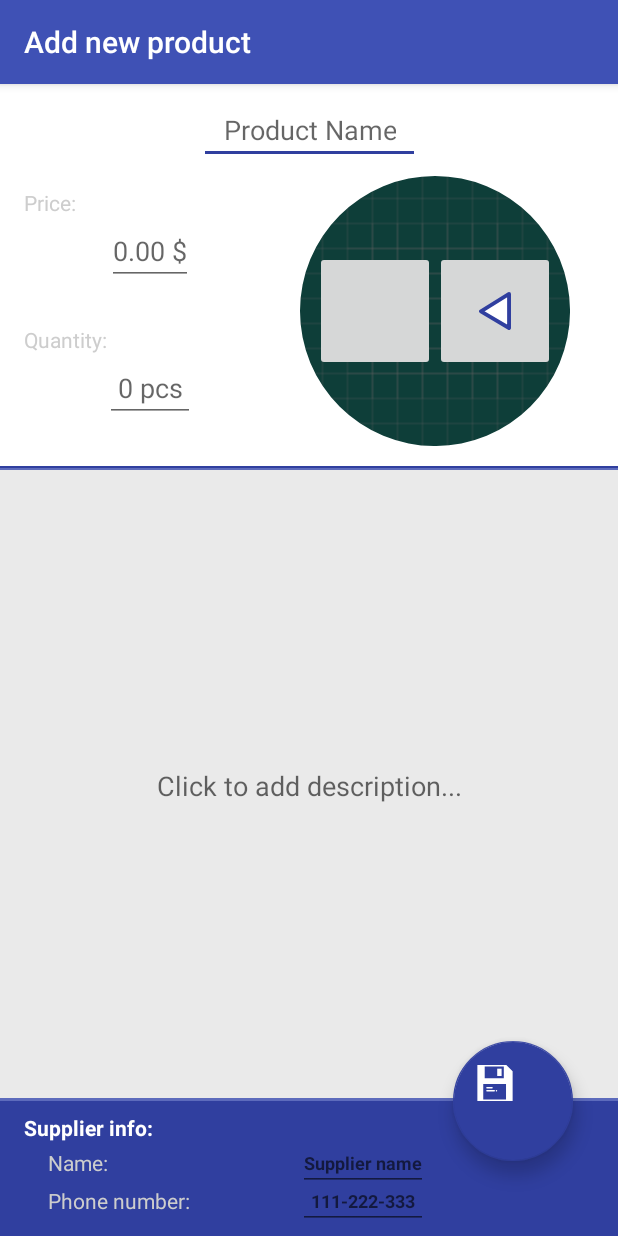
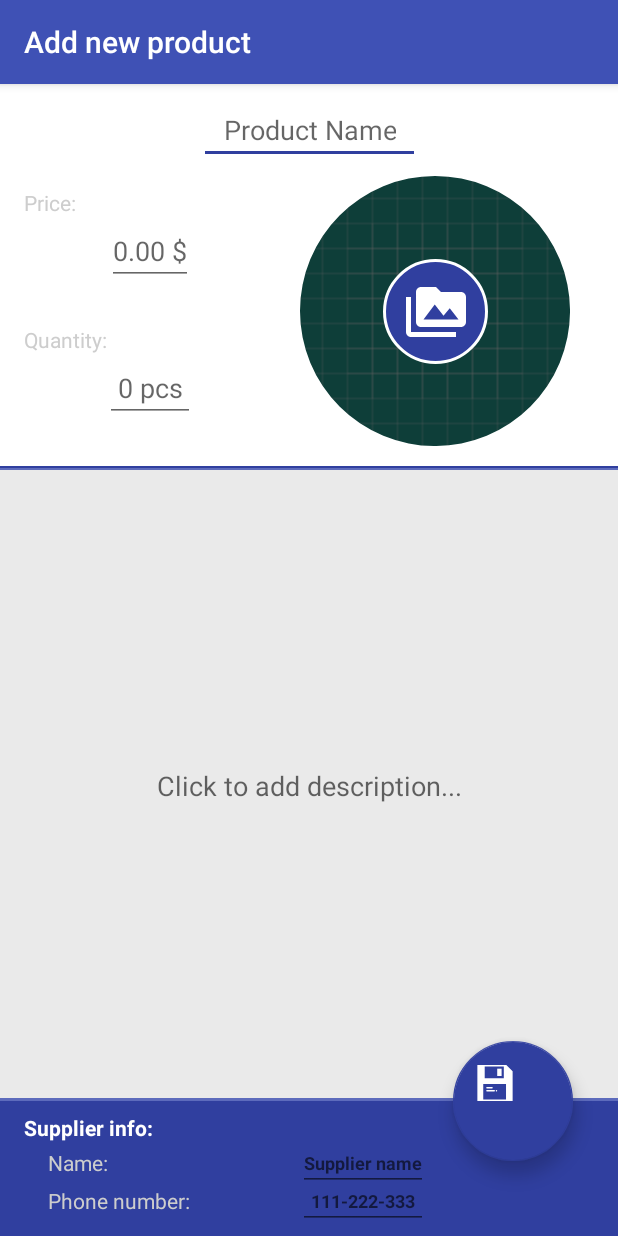
Before and after one commit to orpuwupetup/InventoryApp, an Android app: the AddProduct screen opened directly, with no data from a screen before it, on a phone screen of 412 x 824 dp. Run offline under Robolectric (Android 15) with nearby library versions, the phone set to English and light mode, and no system bars.

Commit message:
Improved Add and Edit product Activities (better GUI for choosing product image source, with added animations for better user experience)

```diff
--- a/app/src/main/AndroidManifest.xml
+++ b/app/src/main/AndroidManifest.xml
@@ -42,7 +42,7 @@
             android:grantUriPermissions="true">
             <meta-data
                 android:name="android.support.FILE_PROVIDER_PATHS"
-                android:resource="@xml/file_paths"></meta-data>
+                android:resource="@xml/file_paths"/>
         </provider>
 
     </application>
--- a/app/src/main/java/com/example/orpuwupetup/inventoryapp/AddProduct.java
+++ b/app/src/main/java/com/example/orpuwupetup/inventoryapp/AddProduct.java
@@ -23,6 +23,8 @@ import android.util.Log;
 import android.view.MenuItem;
 import android.view.MotionEvent;
 import android.view.View;
+import android.view.animation.Animation;
+import android.view.animation.AnimationUtils;
 import android.widget.EditText;
 import android.widget.ImageButton;
 import android.widget.ImageView;
@@ -35,25 +37,25 @@ import java.io.IOException;
 import java.text.SimpleDateFormat;
 import java.util.Date;
 import java.util.List;
+import java.util.Locale;
 
 public class AddProduct extends AppCompatActivity {
 
-    /** Global variables and constants */
-    EditText productName, price, quantity, suplierPhoneNumber, suplierName, description;
-    Uri productUri;
-    ImageButton chooseImageFromGallery, chooseImageFromCamera;
-    String imageUriString;
-    ImageView productImage;
     final private static int PICK_IMAGE = 0;
     final static private int ADD_PRODUCT_ACTIVITY = 3;
     final static private int EDIT_PRODUCT_ACTIVITY = 5;
-    private boolean pictureWasPicked, productWasChanged;
+    private final static int TAKE_PICTURE = 1;
+    /**
+     * Global variables and constants
+     */
+    EditText productName, price, quantity, suplierPhoneNumber, suplierName, description;
+    Uri productUri;
+    ImageButton chooseImageFromGallery, chooseImageFromCamera, chooseImageSrc, closeImageOptions;
+    String imageUriString;
+    ImageView productImage;
+    Uri photoPath;
+    private boolean pictureWasPicked, productWasChanged, imageSrcOptionsOpen;
     private int currentActivity;
-
-
-    private final static int TAKE_PICTURE = 1;
-    Uri photoPath;
-
 
     @Override
     protected void onCreate(Bundle savedInstanceState) {
@@ -70,6 +72,8 @@ public class AddProduct extends AppCompatActivity {
         chooseImageFromGallery = findViewById(R.id.choose_image_from_gallery);
         chooseImageFromCamera = findViewById(R.id.choose_image_from_camera);
         productImage = findViewById(R.id.product_image);
+        chooseImageSrc = findViewById(R.id.choose_image_source);
+        closeImageOptions = findViewById(R.id.close_image_options);
 
         /*
         find floating button and set onClickListener on it to save product to the list (or update
@@ -134,13 +138,66 @@ public class AddProduct extends AppCompatActivity {
             }
         }
 
+        imageSrcOptionsOpen = false;
+        final Animation cameraButtonOpen = AnimationUtils.loadAnimation(this, R.anim.image_from_camera_open);
+        final Animation galleryButtonOpen = AnimationUtils.loadAnimation(this, R.anim.image_from_gallery_open);
+        final Animation cameraButtonClose = AnimationUtils.loadAnimation(this, R.anim.image_from_camera_close);
+        final Animation galleryButtonClose = AnimationUtils.loadAnimation(this, R.anim.image_from_gallery_close);
+        final Animation chooseImageSrcOpen = AnimationUtils.loadAnimation(this, R.anim.choose_image_src_button_open);
+        final Animation chooseImageSrcClose = AnimationUtils.loadAnimation(this, R.anim.choose_image_src_button_close);
+
+        /*
+        set on click listener on chooseImageSrc button to show options for sources from which we
+        can choose
+        */
+        chooseImageSrc.setOnClickListener(new View.OnClickListener() {
+            @Override
+            public void onClick(View v) {
+                if(!imageSrcOptionsOpen){
+
+                    chooseImageSrc.startAnimation(chooseImageSrcClose);
+                    chooseImageFromCamera.startAnimation(cameraButtonOpen);
+                    chooseImageFromGallery.startAnimation(galleryButtonOpen);
+                    closeImageOptions.startAnimation(chooseImageSrcOpen);
+
+                    chooseImageFromGallery.setVisibility(View.VISIBLE);
+                    chooseImageFromCamera.setVisibility(View.VISIBLE);
+                    closeImageOptions.setVisibility(View.VISIBLE);
+                    chooseImageSrc.setVisibility(View.GONE);
+
+                    imageSrcOptionsOpen = true;
+                }
+            }
+        });
+
+        // onClickListener for closing options for choosing image src
+        closeImageOptions.setOnClickListener(new View.OnClickListener() {
+            @Override
+            public void onClick(View v) {
+                if(imageSrcOptionsOpen){
+                    chooseImageFromGallery.startAnimation(galleryButtonClose);
+                    chooseImageFromCamera.startAnimation(cameraButtonClose);
+                    chooseImageSrc.startAnimation(chooseImageSrcOpen);
+                    closeImageOptions.startAnimation(chooseImageSrcClose);
+
+                    chooseImageFromCamera.setVisibility(View.GONE);
+                    chooseImageFromGallery.setVisibility(View.GONE);
+                    chooseImageSrc.setVisibility(View.VISIBLE);
+                    closeImageOptions.setVisibility(View.GONE);
+                    imageSrcOptionsOpen = false;
+                }
+            }
+        });
+
         // set on click listener to choose image for the product from camera
         chooseImageFromCamera.setOnClickListener(new View.OnClickListener() {
             @Override
             public void onClick(View v) {
 
+                // check if camera and/or any camera app is available
                 if (hasCamera() && hasDefualtCameraApp(MediaStore.ACTION_IMAGE_CAPTURE)) {
 
+                    // make intent for taking, and saving photo
                     Intent takePictureIntent = new Intent(MediaStore.ACTION_IMAGE_CAPTURE);
                     // Ensure that there's a camera activity to handle the intent
                     if (takePictureIntent.resolveActivity(getPackageManager()) != null) {
@@ -160,6 +217,9 @@ public class AddProduct extends AppCompatActivity {
                             startActivityForResult(takePictureIntent, TAKE_PICTURE);
                         }
                     }
+                } else {
+                    Toast.makeText(AddProduct.this, getResources().getString(R.string.toast_message_no_camera_hardware_or_software)
+                            , Toast.LENGTH_SHORT).show();
                 }
             }
         });
@@ -219,6 +279,7 @@ public class AddProduct extends AppCompatActivity {
         suplierName.setOnTouchListener(mTouchListener);
     }
 
+    // method for adding taken photo to the gallery to make it available for the other apps
     private void galleryAddPic() {
         Intent mediaScanIntent = new Intent(Intent.ACTION_MEDIA_SCANNER_SCAN_FILE);
         File f = new File(photoPath.toString());
@@ -227,9 +288,10 @@ public class AddProduct extends AppCompatActivity {
         this.sendBroadcast(mediaScanIntent);
     }
 
+    // method for creating new Image file from photo taken by camera
     private File createImageFile() throws IOException {
         // Create an image file name
-        String timeStamp = new SimpleDateFormat("yyyyMMdd_HHmmss").format(new Date());
+        String timeStamp = new SimpleDateFormat("yyyyMMdd_HHmmss", Locale.getDefault()).format(new Date());
         String imageFileName = "JPEG_" + timeStamp + "_";
         File storageDir = getExternalFilesDir(Environment.DIRECTORY_PICTURES);
         File image = File.createTempFile(
@@ -243,13 +305,13 @@ public class AddProduct extends AppCompatActivity {
         return image;
     }
 
-    // method to check if you have a Camera
-    private boolean hasCamera(){
+    // method to check if user have a Camera
+    private boolean hasCamera() {
         return getPackageManager().hasSystemFeature(PackageManager.FEATURE_CAMERA);
     }
 
-    // method to check you have Camera Apps
-    private boolean hasDefualtCameraApp(String action){
+    // method to check user have Camera Apps
+    private boolean hasDefualtCameraApp(String action) {
         final PackageManager packageManager = getPackageManager();
         final Intent intent = new Intent(action);
         List<ResolveInfo> list = packageManager.queryIntentActivities(intent, PackageManager.MATCH_DEFAULT_ONLY);
@@ -272,10 +334,10 @@ public class AddProduct extends AppCompatActivity {
                         get permission for displaying the image (after device was restarted, and we
                         want to display image from before the restart)
                         */
-                        if(Build.VERSION.SDK_INT >= Build.VERSION_CODES.KITKAT) {
+                        if (Build.VERSION.SDK_INT >= Build.VERSION_CODES.KITKAT) {
                             final int takeFlags = data.getFlags() & Intent.FLAG_GRANT_READ_URI_PERMISSION;
                             ContentResolver resolver = this.getContentResolver();
-                            if(data.getData() != null) {
+                            if (data.getData() != null) {
                                 resolver.takePersistableUriPermission(data.getData(), takeFlags);
                             }
                         }
@@ -296,21 +358,22 @@ public class AddProduct extends AppCompatActivity {
                     }
                 }
                 break;
+
+            /*
+            if we taken picture with device camera, show it in the ImageView, and set imageUriString
+            of the product
+            */
             case TAKE_PICTURE:
-                if (resultCode == RESULT_OK){
+                if (resultCode == RESULT_OK) {
 
-
-                    Log.e("URI", photoPath.toString());
                     galleryAddPic();
-
                     AsyncImageLoadingTask asyncLoadTask = new AsyncImageLoadingTask();
                     asyncLoadTask.execute(photoPath);
-
                     imageUriString = photoPath.toString();
                     galleryAddPic();
                     pictureWasPicked = true;
-        }
-
+                }
+                break;
         }
     }
 
@@ -350,7 +413,7 @@ public class AddProduct extends AppCompatActivity {
         values.put(InventoryEntry.COLUMN_PRODUCT_SUPPLIER_PHONE_NUMBER, suplierPhoneNumberString);
         values.put(InventoryEntry.COLUMN_PRODUCT_DESCRIPTION, descriptionString);
 
-        if(pictureWasPicked) {
+        if (pictureWasPicked) {
             values.put(InventoryEntry.COLUMN_PRODUCT_IMAGE_URI_STRING, imageUriString);
         }
 
@@ -371,23 +434,23 @@ public class AddProduct extends AppCompatActivity {
                 whatIsMissing = whatIsMissing + " " + getResources().getString(R.string.supplier_name_lower_case);
                 missingValues++;
             }
-            if (productNameString.equals("") || productNameString.isEmpty()){
-                if (!whatIsMissing.equals("")){
-                    whatIsMissing = whatIsMissing + " "+ getResources().getString(R.string.and_product_name);
+            if (productNameString.equals("") || productNameString.isEmpty()) {
+                if (!whatIsMissing.equals("")) {
+                    whatIsMissing = whatIsMissing + " " + getResources().getString(R.string.and_product_name);
                     missingValues++;
-                }else{
+                } else {
                     whatIsMissing = whatIsMissing + " " + getResources().getString(R.string.product_name_lower_case);
                 }
             }
-            if (productPriceInt == 0){
-                if (!whatIsMissing.equals("")){
+            if (productPriceInt == 0) {
+                if (!whatIsMissing.equals("")) {
                     whatIsMissing = whatIsMissing + " " + getResources().getString(R.string.and_product_price);
                     missingValues++;
-                }else{
+                } else {
                     whatIsMissing = whatIsMissing + " " + getResources().getString(R.string.product_price_lower_case);
                 }
             }
-            if(missingValues == 3){
+            if (missingValues == 3) {
                 whatIsMissing = whatIsMissing.replaceFirst(" " + getResources().getString(R.string.and), ",");
             }
 
@@ -401,7 +464,7 @@ public class AddProduct extends AppCompatActivity {
             if some information is missing, tell it to the user via Dialog, otherwise just insert
             product to the table
             */
-            if(!whatIsMissing.equals("")) {
+            if (!whatIsMissing.equals("")) {
 
 
                 AlertDialog.Builder builder = new AlertDialog.Builder(this);
@@ -430,7 +493,7 @@ public class AddProduct extends AppCompatActivity {
                 // Create and show the AlertDialog
                 AlertDialog alertDialog = builder.create();
                 alertDialog.show();
-            }else{
+            } else {
                 getContentResolver().insert(InventoryEntry.CONTENT_URI, values);
                 finish();
             }
@@ -441,10 +504,10 @@ public class AddProduct extends AppCompatActivity {
             */
         } else {
 
-            if(productWasChanged) {
+            if (productWasChanged) {
                 getContentResolver().update(productUri, values, null, null);
                 Toast.makeText(this, getResources().getString(R.string.toast_message_details_updated), Toast.LENGTH_SHORT).show();
-            }else{
+            } else {
                 Toast.makeText(this, getResources().getString(R.string.toast_message_no_info_updated), Toast.LENGTH_SHORT).show();
             }
             finish();
@@ -457,7 +520,7 @@ public class AddProduct extends AppCompatActivity {
     */
     @Override
     public void onBackPressed() {
-        if(!productWasChanged) {
+        if (!productWasChanged) {
             super.onBackPressed();
             return;
         }
@@ -474,15 +537,15 @@ public class AddProduct extends AppCompatActivity {
     @Override
     public boolean onOptionsItemSelected(MenuItem item) {
 
-        switch (item.getItemId()){
+        switch (item.getItemId()) {
             case android.R.id.home:
-                if(!productWasChanged) {
+                if (!productWasChanged) {
                     if (currentActivity == ADD_PRODUCT_ACTIVITY) {
                         NavUtils.navigateUpFromSameTask(AddProduct.this);
                     } else {
                         finish();
                     }
-                }else{
+                } else {
                     showDiscardChangesConfirmationDialog();
                 }
                 break;
@@ -491,7 +554,7 @@ public class AddProduct extends AppCompatActivity {
     }
 
     // display dialog to discard changes, or cancel discardment
-    private void showDiscardChangesConfirmationDialog(){
+    private void showDiscardChangesConfirmationDialog() {
         AlertDialog.Builder builder = new AlertDialog.Builder(this);
         builder.setMessage(getResources().getString(R.string.discard_confirmation_dialog_question));
         builder.setPositiveButton(getResources().getString(R.string.discard), new DialogInterface.OnClickListener() {
@@ -521,10 +584,10 @@ public class AddProduct extends AppCompatActivity {
     Inner class extending AsyncTask, used for loading image 'in the background' and display it
     after load is completed
     */
-    private class AsyncImageLoadingTask extends AsyncTask<Uri, Void, Bitmap>{
+    private class AsyncImageLoadingTask extends AsyncTask<Uri, Void, Bitmap> {
         @Override
         protected Bitmap doInBackground(Uri... uris) {
-            if(uris[0] == null || uris.length == 0){
+            if (uris[0] == null || uris.length == 0) {
                 return null;
             }
             return getBitmapFromUri(uris[0]);
@@ -562,7 +625,7 @@ public class AddProduct extends AppCompatActivity {
                 } else {
                     scaled = Bitmap.createScaledBitmap(imageBitmap, newWidthHeight, newWidthHeight, false);
                 }
-            }catch (IOException e){
+            } catch (IOException e) {
                 Log.d("getBitmapFromUri", "problem loading image");
             }
             return scaled;
--- a/app/src/main/java/com/example/orpuwupetup/inventoryapp/MainActivity.java
+++ b/app/src/main/java/com/example/orpuwupetup/inventoryapp/MainActivity.java
@@ -37,10 +37,8 @@ public class MainActivity extends AppCompatActivity implements LoaderManager.Loa
         // TODO: Change font colors in the main list
         // TODO: Change font colors in the details activity
         // TODO: Add default picture of the product
-        // TODO: maybe change layout of the Details activity a little (blue views under "price" and "quantity" headers? blue circle around productImage?)
         // TODO: Add icons to buttons
-            // TODO: Choosing Image
-            // TODO: Sale and increment and decrement of quantity
+            // TODO: Sale button
 
     @Override
     protected void onCreate(Bundle savedInstanceState) {
--- a/app/src/main/java/com/example/orpuwupetup/inventoryapp/ProductDetailsActivity.java
+++ b/app/src/main/java/com/example/orpuwupetup/inventoryapp/ProductDetailsActivity.java
@@ -45,6 +45,9 @@ public class ProductDetailsActivity extends AppCompatActivity {
         super.onCreate(savedInstanceState);
         setContentView(R.layout.activity_product_details);
 
+        // set title of the activity
+        this.setTitle(getResources().getString(R.string.product_details_title));
+
         // try to fetch Uri of the product from the intent, we get at the start of Activity
         try {
             productUri = Uri.parse(getIntent().getExtras().getString(PRODUCT_URI_KEY));
@@ -86,14 +89,16 @@ public class ProductDetailsActivity extends AppCompatActivity {
                     deleteProductFab.startAnimation(deleteProductFabOpen);
                     editProductFab.startAnimation(editProductFabOpen);
                     fab.startAnimation(fabOpen);
+
                     isFabClicked = true;
                 }else{
+                    editProductFab.startAnimation(editProductFabClose);
                     deleteProductFab.startAnimation(deleteProductFabClose);
+                    fab.startAnimation(fabClose);
+
                     deleteProductFab.setVisibility(View.GONE);
+                    editProductFab.setVisibility(View.GONE);
 
-                    editProductFab.startAnimation(editProductFabClose);
-                    editProductFab.setVisibility(View.GONE);
-                    fab.startAnimation(fabClose);
                     isFabClicked = false;
                 }
             }
@@ -129,8 +134,6 @@ public class ProductDetailsActivity extends AppCompatActivity {
                 // Create and show the AlertDialog
                 AlertDialog alertDialog = builder.create();
                 alertDialog.show();
-
-
             }
         });
         editProductFab.setOnClickListener(new View.OnClickListener() {
--- /dev/null
+++ b/app/src/main/res/drawable/ic_camera.xml
@@ -0,0 +1,12 @@
+<vector xmlns:android="http://schemas.android.com/apk/res/android"
+        android:width="40dp"
+        android:height="40dp"
+        android:viewportWidth="24.0"
+        android:viewportHeight="24.0">
+    <path
+        android:fillColor="#FFffffff"
+        android:pathData="M12,12m-3.2,0a3.2,3.2 0,1 1,6.4 0a3.2,3.2 0,1 1,-6.4 0"/>
+    <path
+        android:fillColor="#FFffffff"
+        android:pathData="M9,2L7.17,4L4,4c-1.1,0 -2,0.9 -2,2v12c0,1.1 0.9,2 2,2h16c1.1,0 2,-0.9 2,-2L22,6c0,-1.1 -0.9,-2 -2,-2h-3.17L15,2L9,2zM12,17c-2.76,0 -5,-2.24 -5,-5s2.24,-5 5,-5 5,2.24 5,5 -2.24,5 -5,5z"/>
+</vector>
--- /dev/null
+++ b/app/src/main/res/drawable/ic_close_black_24dp.xml
@@ -0,0 +1,9 @@
+<vector xmlns:android="http://schemas.android.com/apk/res/android"
+        android:width="16dp"
+        android:height="16dp"
+        android:viewportWidth="24.0"
+        android:viewportHeight="24.0">
+    <path
+        android:fillColor="#FFffffff"
+        android:pathData="M19,6.41L17.59,5 12,10.59 6.41,5 5,6.41 10.59,12 5,17.59 6.41,19 12,13.41 17.59,19 19,17.59 13.41,12z"/>
+</vector>
--- /dev/null
+++ b/app/src/main/res/drawable/ic_folder_open.xml
@@ -0,0 +1,9 @@
+<vector xmlns:android="http://schemas.android.com/apk/res/android"
+        android:width="40dp"
+        android:height="40dp"
+        android:viewportWidth="24.0"
+        android:viewportHeight="24.0">
+    <path
+        android:fillColor="#FFffffff"
+        android:pathData="M20,6h-8l-2,-2L4,4c-1.1,0 -1.99,0.9 -1.99,2L2,18c0,1.1 0.9,2 2,2h16c1.1,0 2,-0.9 2,-2L22,8c0,-1.1 -0.9,-2 -2,-2zM20,18L4,18L4,8h16v10z"/>
+</vector>
--- /dev/null
+++ b/app/src/main/res/drawable/ic_perm_media_black_24dp.xml
@@ -0,0 +1,9 @@
+<vector xmlns:android="http://schemas.android.com/apk/res/android"
+        android:width="40dp"
+        android:height="40dp"
+        android:viewportWidth="24.0"
+        android:viewportHeight="24.0">
+    <path
+        android:fillColor="#FFffffff"
+        android:pathData="M2,6L0,6v5h0.01L0,20c0,1.1 0.9,2 2,2h18v-2L2,20L2,6zM22,4h-8l-2,-2L6,2c-1.1,0 -1.99,0.9 -1.99,2L4,16c0,1.1 0.9,2 2,2h16c1.1,0 2,-0.9 2,-2L24,6c0,-1.1 -0.9,-2 -2,-2zM7,15l4.5,-6 3.5,4.51 2.5,-3.01L21,15L7,15z"/>
+</vector>
--- /dev/null
+++ b/app/src/main/res/drawable/image_from_camera_button_background.xml
@@ -0,0 +1,26 @@
+<?xml version="1.0" encoding="utf-8"?>
+<shape xmlns:android="http://schemas.android.com/apk/res/android"
+    android:shape="rectangle">
+
+    <solid
+        android:color="@color/colorPrimaryDark"/>
+    <size
+        android:width="60dp"
+        android:height="80dp"/>
+    <corners
+        android:bottomLeftRadius="10dp"
+        android:topLeftRadius="10dp"
+        android:bottomRightRadius="45dp"
+        android:topRightRadius="45dp"
+        />
+
+    <padding
+        android:right="4dp"
+        />
+
+    <stroke
+        android:color="#ffffff"
+        android:width="2dp"
+        />
+
+</shape>
--- /dev/null
+++ b/app/src/main/res/drawable/image_from_gallery_button_background.xml
@@ -0,0 +1,24 @@
+<?xml version="1.0" encoding="utf-8"?>
+<shape xmlns:android="http://schemas.android.com/apk/res/android"
+    android:shape="rectangle">
+
+    <solid
+        android:color="@color/colorPrimaryDark"/>
+    <size
+        android:width="60dp"
+        android:height="80dp"/>
+    <corners
+        android:bottomLeftRadius="45dp"
+        android:topLeftRadius="45dp"
+        android:bottomRightRadius="10dp"
+        android:topRightRadius="10dp"
+        />
+    <padding
+        android:left="4dp"
+        />
+    <stroke
+        android:color="#ffffff"
+        android:width="2dp"
+        />
+
+</shape>
--- /dev/null
+++ b/app/src/main/res/drawable/image_src_button_background.xml
@@ -0,0 +1,18 @@
+<?xml version="1.0" encoding="utf-8"?>
+<shape xmlns:android="http://schemas.android.com/apk/res/android"
+    android:shape="oval">
+    <solid
+        android:color="@color/colorPrimaryDark"
+        />
+    <size
+        android:height="80dp"
+        android:width="80dp"
+        />
+
+    <stroke
+        android:color="#ffffff"
+        android:width="2dp"
+        />
+
+
+</shape>
--- a/app/src/main/res/layout/activity_add_product.xml
+++ b/app/src/main/res/layout/activity_add_product.xml
@@ -97,25 +97,54 @@
         app:layout_constraintEnd_toEndOf="@id/product_image"
         />
     <ImageButton
+        android:visibility="gone"
         android:id="@+id/choose_image_from_gallery"
-        android:layout_width="80dp"
-        android:layout_height="80dp"
+        android:layout_width="60dp"
+        android:layout_height="70dp"
+        android:background="@drawable/image_from_gallery_button_background"
         app:layout_constraintTop_toTopOf="@id/product_image"
         app:layout_constraintBottom_toBottomOf="@id/product_image"
         app:layout_constraintStart_toStartOf="@id/product_image"
         app:layout_constraintEnd_toEndOf="@id/product_image"
-        app:layout_constraintHorizontal_bias="0.1"/>
+        android:src="@drawable/ic_folder_open"
+        app:layout_constraintHorizontal_bias="0.2"/>
 
     <ImageButton
+        android:visibility="gone"
         android:id="@+id/choose_image_from_camera"
-        android:layout_width="80dp"
-        android:layout_height="80dp"
+        android:layout_width="60dp"
+        android:layout_height="70dp"
+        app:layout_constraintTop_toTopOf="@id/product_image"
+        android:background="@drawable/image_from_camera_button_background"
+        app:layout_constraintBottom_toBottomOf="@id/product_image"
+        app:layout_constraintStart_toStartOf="@id/product_image"
+        app:layout_constraintEnd_toEndOf="@id/product_image"
+        android:src="@drawable/ic_camera"
+        app:layout_constraintHorizontal_bias="0.8"/>
+
+    <ImageButton
+        android:id="@+id/choose_image_source"
+        android:layout_width="70dp"
+        android:layout_height="70dp"
+        android:src="@drawable/ic_perm_media_black_24dp"
+        android:scaleType="center"
+        android:background="@drawable/image_src_button_background"
         app:layout_constraintTop_toTopOf="@id/product_image"
         app:layout_constraintBottom_toBottomOf="@id/product_image"
         app:layout_constraintStart_toStartOf="@id/product_image"
+        app:layout_constraintEnd_toEndOf="@id/product_image"/>
+
+    <ImageButton
+        android:visibility="gone"
+        android:id="@+id/close_image_options"
+        android:layout_width="25dp"
+        android:layout_height="25dp"
+        android:src="@drawable/ic_close_black_24dp"
+        android:background="@drawable/image_src_button_background"
+        app:layout_constraintStart_toStartOf="@id/product_image"
         app:layout_constraintEnd_toEndOf="@id/product_image"
-        android:src="@drawable/ic_details_left_arrow"
-        app:layout_constraintHorizontal_bias="0.9"/>
+        app:layout_constraintBottom_toBottomOf="@id/product_image"
+        android:layout_marginBottom="20dp"/>
 
     <ImageView
         android:layout_width="0dp"
--- a/app/src/main/res/values/strings.xml
+++ b/app/src/main/res/values/strings.xml
@@ -36,4 +36,6 @@
     <string name="toast_message_invalid_supplier_number">Invalid supplier phone number</string>
     <string name="toast_message_no_supplier_number">No supplier phone number</string>
     <string name="delete_product_dialog_message">Do you really want to delete this product?</string>
+    <string name="toast_message_no_camera_hardware_or_software">No camera and/or camera app available</string>
+    <string name="product_details_title">Product details</string>
 </resources>
```
Also changed, not shown: app/src/main/res/anim/choose_image_src_button_close.xml (added, +15 -0 lines), app/src/main/res/anim/choose_image_src_button_open.xml (added, +15 -0 lines), app/src/main/res/anim/image_from_camera_close.xml (added, +20 -0 lines), app/src/main/res/anim/image_from_camera_open.xml (added, +19 -0 lines), app/src/main/res/anim/image_from_gallery_close.xml (added, +18 -0 lines), app/src/main/res/anim/image_from_gallery_open.xml (added, +20 -0 lines).
